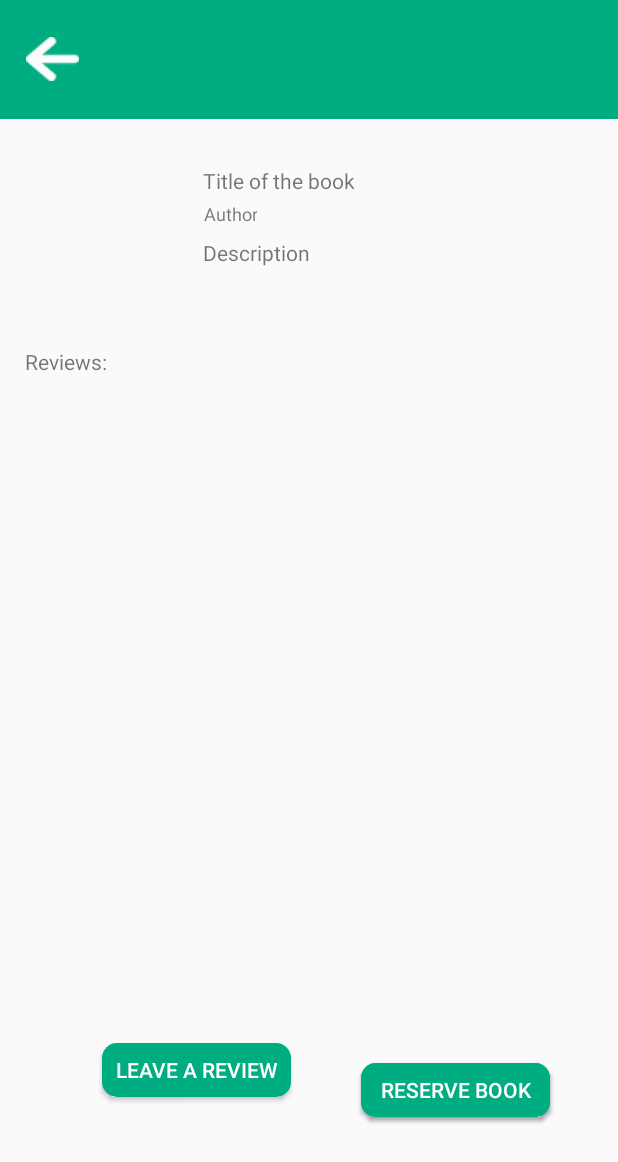
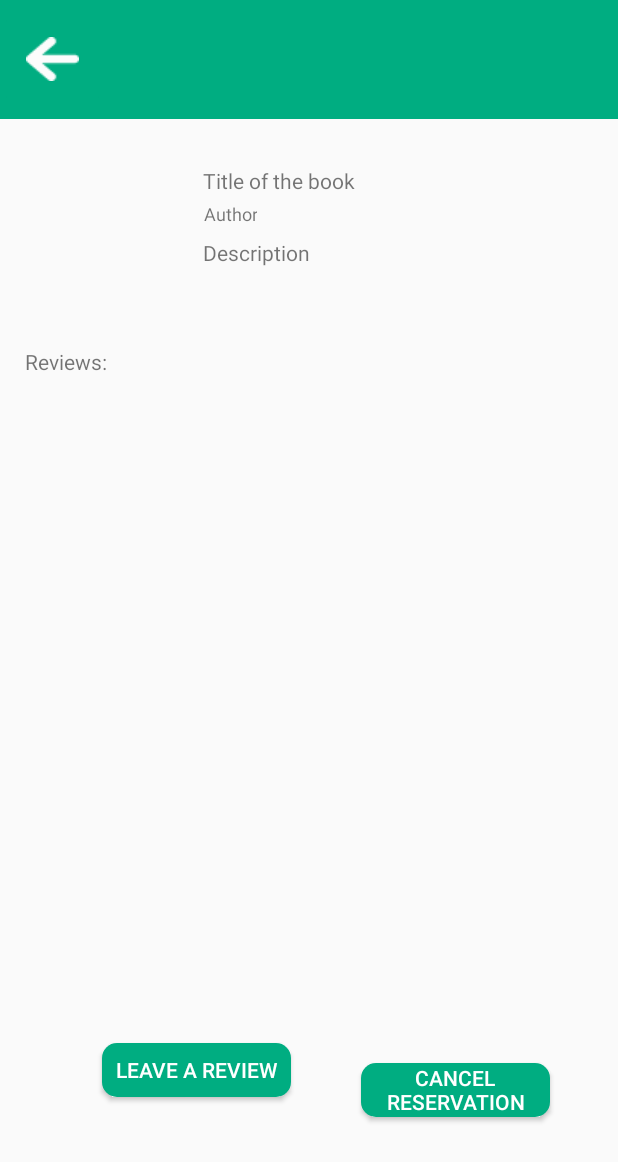
Before and after one commit to Cartachana/QA-Info-Mate, an Android app: the LibraryBookDetail screen opened directly, with no data from a screen before it, on a phone screen of 412 x 824 dp. Shown: the top 1162 px of the screen. Run offline under Robolectric (Android 15) with nearby library versions, the phone set to English and light mode, and no system bars; our stand-ins replace Firebase (no records; nobody signed in at launch, a user with empty details on screens opened directly), Picasso; pictures from the network do not load; 7 statements that could not run were skipped.

Commit message:
Books can now be reserved and reservations can be cancelled. Database gets updated with it as well...to be continued

```diff
--- a/app/src/main/java/com/example/qainfomate/View/Library.java
+++ b/app/src/main/java/com/example/qainfomate/View/Library.java
@@ -27,6 +27,7 @@ public class Library extends AppCompatActivity implements LibraryAdapter.Holder.
     private FloatingActionButton fab;
     private LibraryAdapter libAdapter;
     private ArrayList<Library_Book> list = new ArrayList<>();
+    private ArrayList<String> keys = new ArrayList<>();
     private DatabaseReference dbref;
 
     @Override
@@ -46,8 +47,10 @@ public class Library extends AppCompatActivity implements LibraryAdapter.Holder.
         @Override
         public void onDataChange(@NonNull DataSnapshot dataSnapshot) {
             list.clear();
+            keys.clear();
             for(DataSnapshot dss: dataSnapshot.getChildren()){
                 list.add(dss.getValue(Library_Book.class));
+                keys.add(dss.getKey());
             }
             libAdapter = new LibraryAdapter(list, Library.this);
             RecView.setAdapter(libAdapter);
@@ -63,6 +66,7 @@ public class Library extends AppCompatActivity implements LibraryAdapter.Holder.
     public void onItemClick(int i) {
         Intent in = new Intent(this, LibraryBookDetail.class);
         in.putExtra("LB", list.get(i));
+        in.putExtra("KEY", keys.get(i));
         startActivity(in);
     }
 }
--- a/app/src/main/java/com/example/qainfomate/View/LibraryBookDetail.java
+++ b/app/src/main/java/com/example/qainfomate/View/LibraryBookDetail.java
@@ -15,6 +15,7 @@ import android.widget.TextView;
 import com.example.qainfomate.Adapters.ReviewAdapter;
 import com.example.qainfomate.Models.Library_Book;
 import com.example.qainfomate.Models.Review;
+import com.example.qainfomate.Models.Session;
 import com.example.qainfomate.R;
 import com.google.firebase.database.DataSnapshot;
 import com.google.firebase.database.DatabaseError;
@@ -31,12 +32,13 @@ public class LibraryBookDetail extends AppCompatActivity implements ReviewAdapte
     private ImageView bookImg, back;
     private TextView title, author, desc;
     private Button rev, reserve, cancel;
-    Intent intent;
-    RecyclerView.LayoutManager manager;
-    ArrayList<Review> list = new ArrayList<>();
-    Library_Book libbook;
-    ReviewAdapter adapter;
-    DatabaseReference dbref;
+    private Intent intent;
+    private RecyclerView.LayoutManager manager;
+    private ArrayList<Review> list = new ArrayList<>();
+    private Library_Book libbook;
+    private ReviewAdapter adapter;
+    private DatabaseReference revref, bkref;
+    private String key;
 
     @Override
     protected void onCreate(Bundle savedInstanceState) {
@@ -57,13 +59,23 @@ public class LibraryBookDetail extends AppCompatActivity implements ReviewAdapte
 
         Bundle extra = getIntent().getExtras();
         libbook = extra.getParcelable("LB");
+        key = extra.getString("KEY");
+
+        if(libbook.getLoanedTo().equals("Available")){
+            reserve.setVisibility(View.VISIBLE);
+            cancel.setVisibility(View.INVISIBLE);
+        }else{
+            reserve.setVisibility(View.INVISIBLE);
+            cancel.setVisibility(View.VISIBLE);
+        }
 
         title.setText(libbook.getTitle());
         author.setText(libbook.getAuthor());
         desc.setText(libbook.getDescription());
         Picasso.get().load(libbook.getImageUrl()).fit().into(bookImg);
-        dbref = FirebaseDatabase.getInstance().getReference("Reviews");
-        dbref.addListenerForSingleValueEvent(listener);
+        revref = FirebaseDatabase.getInstance().getReference("Reviews");
+        bkref = FirebaseDatabase.getInstance().getReference("Library_Books");
+        revref.addListenerForSingleValueEvent(listener);
 
         rev.setOnClickListener(new View.OnClickListener() {
             @Override
@@ -77,7 +89,27 @@ public class LibraryBookDetail extends AppCompatActivity implements ReviewAdapte
             @Override
             public void onClick(View v) {
                 intent = new Intent(LibraryBookDetail.this, Library.class);
+                intent.putExtra("LB", libbook);
                 startActivity(intent);
+            }
+        });
+        reserve.setOnClickListener(new View.OnClickListener() {
+            @Override
+            public void onClick(View v) {
+                libbook.setLoanedTo(Session.LiveSession.user.getStuID());
+                bkref.child(key).setValue(libbook);
+                reserve.setVisibility(View.INVISIBLE);
+                cancel.setVisibility(View.VISIBLE);
+            }
+        });
+
+        cancel.setOnClickListener(new View.OnClickListener() {
+            @Override
+            public void onClick(View v) {
+                libbook.setLoanedTo("Available");
+                bkref.child(key).setValue(libbook);
+                reserve.setVisibility(View.VISIBLE);
+                cancel.setVisibility(View.INVISIBLE);
             }
         });
 
--- a/app/src/main/res/layout/activity_library_book_detail.xml
+++ b/app/src/main/res/layout/activity_library_book_detail.xml
@@ -198,7 +198,7 @@
         android:layout_marginRight="45dp"
         android:layout_marginBottom="60dp"
         android:background="@drawable/round_corners"
-        android:text="Reserve Book"
+        android:text="Cancel Reservation"
         android:textColor="@color/white"
         app:layout_constraintBottom_toTopOf="@+id/guideline34"
         app:layout_constraintEnd_toEndOf="parent"
```
